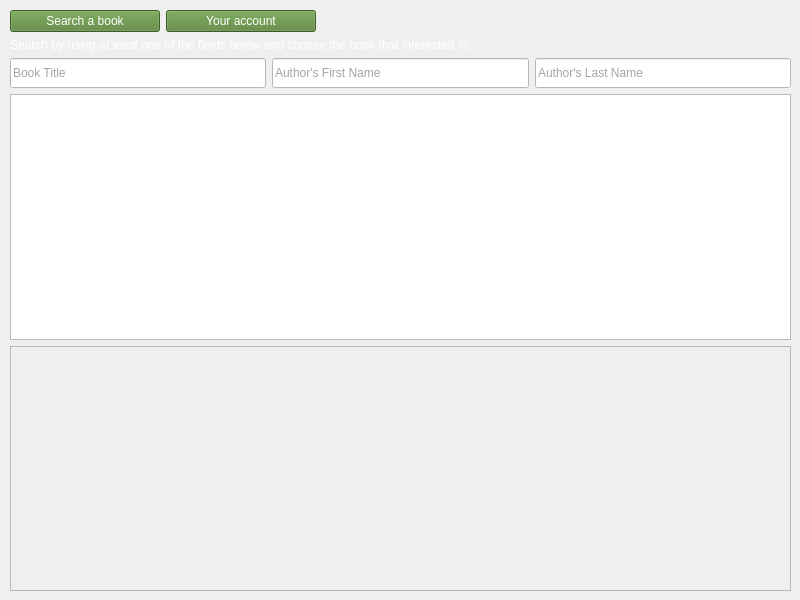
wcislak97/ProdigyLibrary, file homeview.ui: the form before one commit.
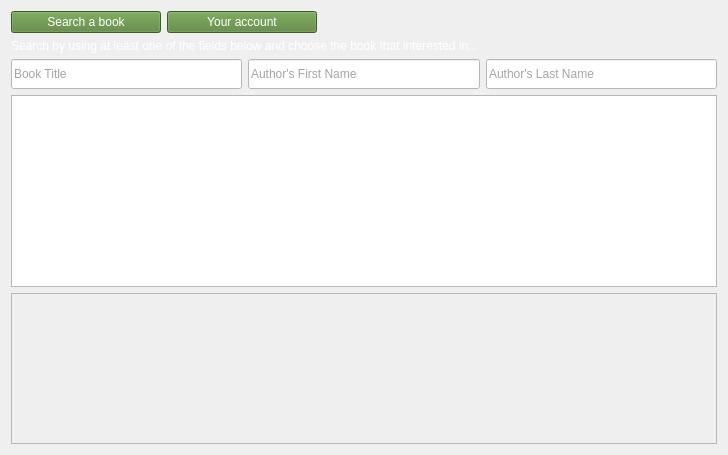
The form after the commit.

```diff
--- a/homeview.ui
+++ b/homeview.ui
@@ -6,22 +6,15 @@
    <rect>
     <x>0</x>
     <y>0</y>
-    <width>800</width>
-    <height>600</height>
+    <width>727</width>
+    <height>455</height>
    </rect>
   </property>
   <property name="windowTitle">
    <string>Form</string>
   </property>
-  <widget class="QWidget" name="verticalLayoutWidget">
-   <property name="geometry">
-    <rect>
-     <x>10</x>
-     <y>10</y>
-     <width>781</width>
-     <height>581</height>
-    </rect>
-   </property>
+  <layout class="QGridLayout" name="gridLayout">
+   <item row="0" column="0">
    <layout class="QVBoxLayout" name="verticalLayout">
     <item>
      <layout class="QHBoxLayout" name="horizontalLayout_5">
@@ -170,15 +163,16 @@
         <rect>
          <x>0</x>
          <y>0</y>
-         <width>777</width>
-         <height>241</height>
+          <width>705</width>
+          <height>149</height>
         </rect>
        </property>
       </widget>
      </widget>
     </item>
    </layout>
-  </widget>
+   </item>
+  </layout>
  </widget>
  <resources/>
  <connections/>
```
Lines whose indentation alone changed are shown as unchanged.
